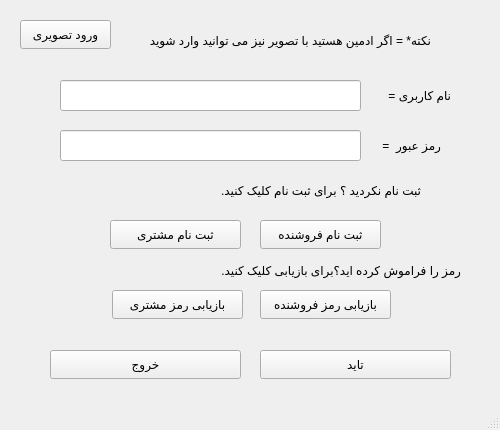
Qt form menu/mainwindow.ui (AP-projects-4001/alsa) before a commit.
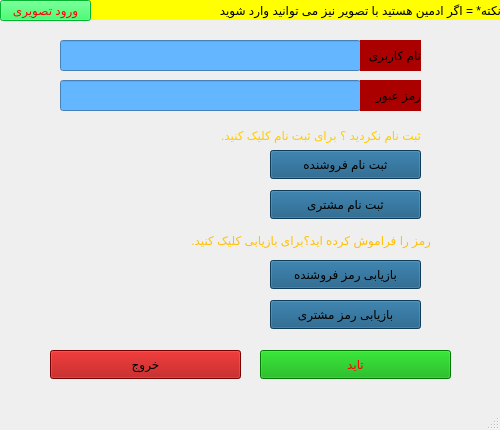
The same form after that commit. Icons and pictures are not drawn.

What changed in the file:
```diff
--- a/menu/mainwindow.ui
+++ b/menu/mainwindow.ui
@@ -33,57 +33,79 @@
     <property name="geometry">
      <rect>
       <x>60</x>
-      <y>80</y>
+      <y>40</y>
       <width>301</width>
       <height>31</height>
      </rect>
     </property>
+    <property name="styleSheet">
+     <string notr="true">background-image: url();
+background-color: rgb(99, 182, 255);</string>
+    </property>
    </widget>
    <widget class="QLabel" name="label">
     <property name="geometry">
      <rect>
-      <x>370</x>
-      <y>80</y>
-      <width>81</width>
+      <x>360</x>
+      <y>40</y>
+      <width>61</width>
       <height>31</height>
      </rect>
     </property>
+    <property name="styleSheet">
+     <string notr="true">background-image: url();
+color: rgb(0, 0, 0);
+background-color: rgb(170, 0, 0);</string>
+    </property>
     <property name="text">
-     <string>نام کاربری =</string>
+     <string>نام کاربری</string>
     </property>
    </widget>
    <widget class="QLineEdit" name="lineEdit_2">
     <property name="geometry">
      <rect>
       <x>60</x>
-      <y>130</y>
+      <y>80</y>
       <width>301</width>
       <height>31</height>
      </rect>
     </property>
+    <property name="styleSheet">
+     <string notr="true">background-image: url();
+background-color: rgb(99, 182, 255);</string>
+    </property>
    </widget>
    <widget class="QLabel" name="label_2">
     <property name="geometry">
      <rect>
-      <x>370</x>
-      <y>130</y>
-      <width>71</width>
+      <x>360</x>
+      <y>80</y>
+      <width>61</width>
       <height>31</height>
      </rect>
     </property>
+    <property name="styleSheet">
+     <string notr="true">background-image: url();
+color: rgb(0, 0, 0);
+background-color: rgb(170, 0, 0);</string>
+    </property>
     <property name="text">
-     <string>رمز عبور  =</string>
+     <string>رمز عبور </string>
     </property>
    </widget>
    <widget class="QLabel" name="label_3">
     <property name="geometry">
      <rect>
-      <x>150</x>
-      <y>180</y>
-      <width>271</width>
-      <height>20</height>
+      <x>170</x>
+      <y>120</y>
+      <width>251</width>
+      <height>31</height>
      </rect>
     </property>
+    <property name="styleSheet">
+     <string notr="true">background-image: url();
+color: rgb(255, 204, 0);</string>
+    </property>
     <property name="text">
      <string>ثبت نام نکردید ؟ برای ثبت نام کلیک کنید.</string>
     </property>
@@ -91,12 +113,16 @@
    <widget class="QLabel" name="label_4">
     <property name="geometry">
      <rect>
-      <x>170</x>
-      <y>260</y>
+      <x>140</x>
+      <y>230</y>
       <width>291</width>
       <height>20</height>
      </rect>
     </property>
+    <property name="styleSheet">
+     <string notr="true">background-image: url();
+color: rgb(255, 193, 7);</string>
+    </property>
     <property name="text">
      <string>رمز را فراموش کرده اید؟برای بازیابی کلیک کنید.</string>
     </property>
@@ -110,6 +136,11 @@
       <height>29</height>
      </rect>
     </property>
+    <property name="styleSheet">
+     <string notr="true">background-image: url();
+color: rgb(0, 0, 0);
+background-color: rgb(170, 0, 0);</string>
+    </property>
     <property name="text">
      <string>خروج</string>
     </property>
@@ -123,6 +154,11 @@
       <height>29</height>
      </rect>
     </property>
+    <property name="styleSheet">
+     <string notr="true">background-image: url();
+color: rgb(255, 0, 4);
+background-color: rgb(0, 170, 0);</string>
+    </property>
     <property name="text">
      <string>تاید</string>
     </property>
@@ -130,12 +166,17 @@
    <widget class="QPushButton" name="pushButton">
     <property name="geometry">
      <rect>
-      <x>260</x>
-      <y>290</y>
-      <width>131</width>
+      <x>270</x>
+      <y>260</y>
+      <width>151</width>
       <height>29</height>
      </rect>
     </property>
+    <property name="styleSheet">
+     <string notr="true">background-image: url();
+background-color: rgb(18, 85, 127);
+color: rgb(0, 0, 0);</string>
+    </property>
     <property name="text">
      <string>بازیابی رمز فروشنده</string>
     </property>
@@ -143,12 +184,17 @@
    <widget class="QPushButton" name="pushButton_2">
     <property name="geometry">
      <rect>
-      <x>260</x>
-      <y>220</y>
-      <width>121</width>
+      <x>270</x>
+      <y>150</y>
+      <width>151</width>
       <height>29</height>
      </rect>
     </property>
+    <property name="styleSheet">
+     <string notr="true">background-image: url();
+color: rgb(0, 0, 0);
+background-color: rgb(18, 85, 127);</string>
+    </property>
     <property name="text">
      <string>ثبت نام فروشنده</string>
     </property>
@@ -156,12 +202,17 @@
    <widget class="QPushButton" name="pushButton_5">
     <property name="geometry">
      <rect>
-      <x>110</x>
-      <y>220</y>
-      <width>131</width>
+      <x>270</x>
+      <y>190</y>
+      <width>151</width>
       <height>29</height>
      </rect>
     </property>
+    <property name="styleSheet">
+     <string notr="true">background-image: url();
+background-color: rgb(18, 85, 127);
+color: rgb(0, 0, 0);</string>
+    </property>
     <property name="text">
      <string>ثبت نام مشتری</string>
     </property>
@@ -169,12 +220,17 @@
    <widget class="QLabel" name="label_5">
     <property name="geometry">
      <rect>
-      <x>60</x>
-      <y>30</y>
-      <width>371</width>
+      <x>90</x>
+      <y>0</y>
+      <width>411</width>
       <height>20</height>
      </rect>
     </property>
+    <property name="styleSheet">
+     <string notr="true">background-image: url();
+color: rgb(0, 0, 0);
+background-color: rgb(255, 255, 0);</string>
+    </property>
     <property name="text">
      <string>نکته* = اگر ادمین هستید با تصویر نیز می توانید وارد شوید</string>
     </property>
@@ -182,12 +238,17 @@
    <widget class="QPushButton" name="pushButton_6">
     <property name="geometry">
      <rect>
-      <x>112</x>
-      <y>290</y>
-      <width>131</width>
+      <x>270</x>
+      <y>300</y>
+      <width>151</width>
       <height>29</height>
      </rect>
     </property>
+    <property name="styleSheet">
+     <string notr="true">background-image: url();
+background-color: rgb(18, 85, 127);
+color: rgb(0, 0, 0);</string>
+    </property>
     <property name="text">
      <string>بازیابی رمز مشتری</string>
     </property>
@@ -195,12 +256,17 @@
    <widget class="QPushButton" name="pushButton_7">
     <property name="geometry">
      <rect>
-      <x>20</x>
-      <y>20</y>
+      <x>0</x>
+      <y>0</y>
       <width>91</width>
-      <height>29</height>
+      <height>21</height>
      </rect>
     </property>
+    <property name="styleSheet">
+     <string notr="true">background-image: url();
+background-color: rgb(2, 255, 65);
+color: rgb(255, 0, 4);</string>
+    </property>
     <property name="text">
      <string>ورود تصویری</string>
     </property>
```
Left out of the diff: 2 changed lines with no effect on the pictures.
